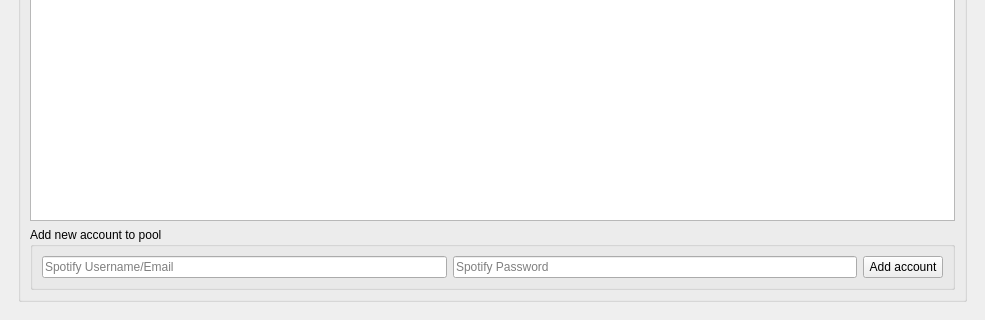
This is src/onthespot/gui/qtui/main.ui in moddroid94/onthespot as Qt 5 draws it before an edit; both pictures show x 0 to 985 and y 377 to 697 of the 985 by 697 pixel window. The edited form follows.
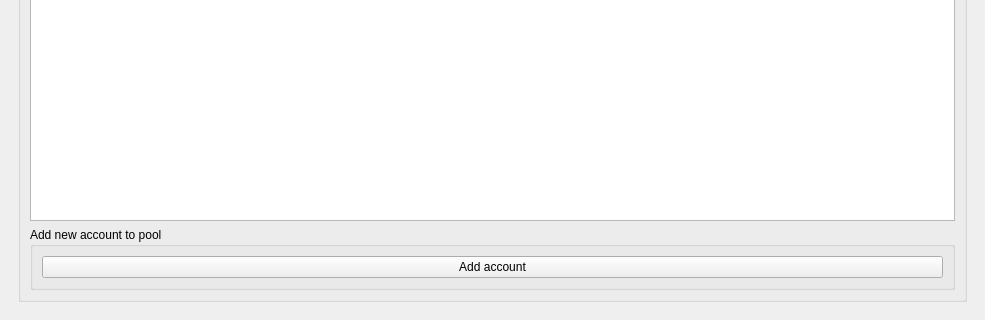
This is the edited form. The open tabs and pages were chosen to show the change. Icons and pictures are not drawn.

Commit message: Add zeroconf login Closes: https://github.com/casualsnek/onthespot/issues/144 Closes: https://github.com/casualsnek/onthespot/issues/148

The edit to the form file:
```diff
--- a/src/onthespot/gui/qtui/main.ui
+++ b/src/onthespot/gui/qtui/main.ui
@@ -996,29 +996,6 @@
               <bool>false</bool>
              </property>
              <layout class="QHBoxLayout" name="horizontalLayout_2">
-              <item>
-               <widget class="QLineEdit" name="inp_login_username">
-                <property name="text">
-                 <string/>
-                </property>
-                <property name="placeholderText">
-                 <string>Spotify Username/Email</string>
-                </property>
-               </widget>
-              </item>
-              <item>
-               <widget class="QLineEdit" name="inp_login_password">
-                <property name="text">
-                 <string/>
-                </property>
-                <property name="echoMode">
-                 <enum>QLineEdit::Password</enum>
-                </property>
-                <property name="placeholderText">
-                 <string>Spotify Password</string>
-                </property>
-               </widget>
-              </item>
               <item>
                <widget class="QPushButton" name="btn_login_add">
                 <property name="text">
```
Left out of the diff: 6 changed lines with no effect on the pictures. The commit also changes 2 other files.
